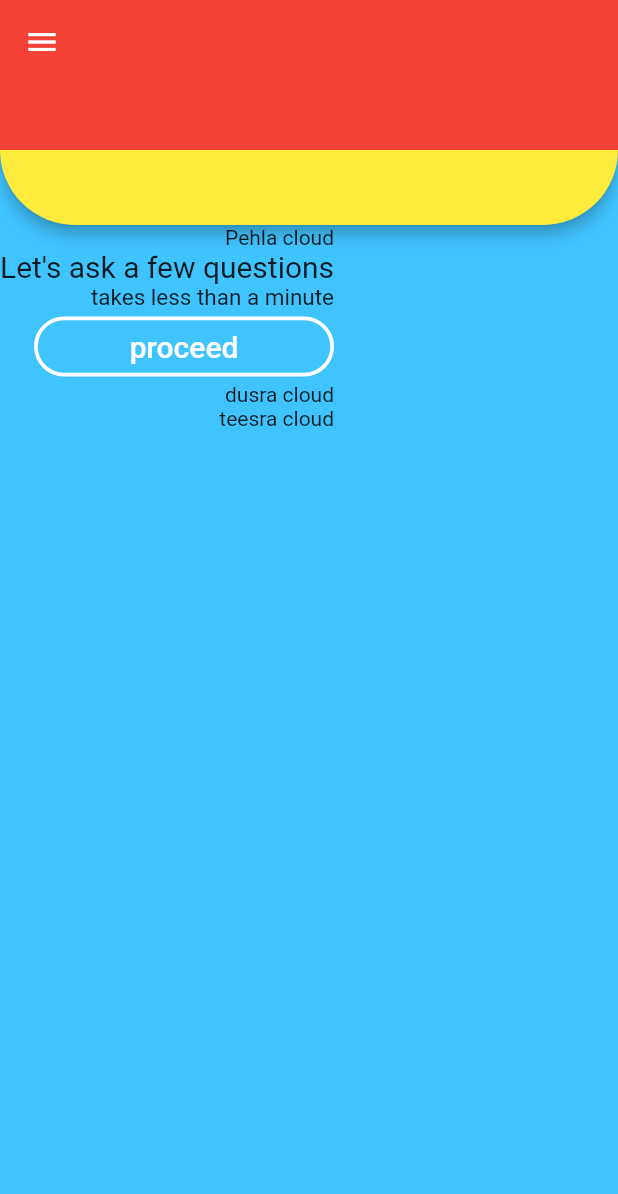
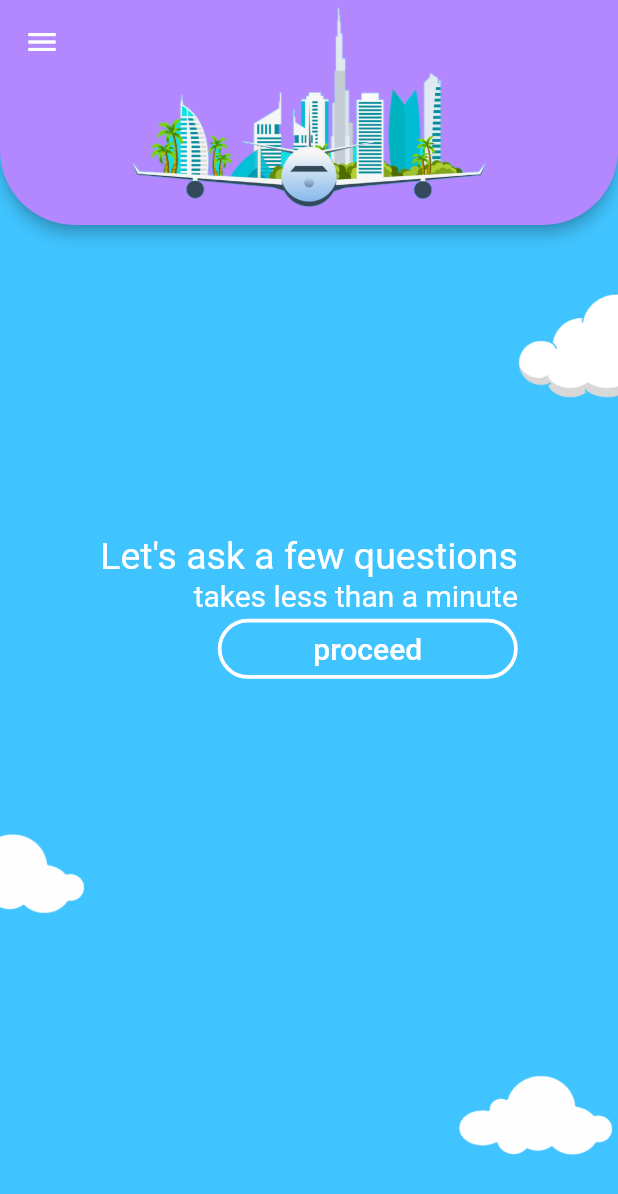
Before and after one commit to aakzsh/netravellers, a Flutter app: the screen it shows after launch, after a tap on "Start Exploring !", on a phone screen of 412 x 824 dp. Shown: the top 1194 px of the screen. Run offline on Flutter 3.47's test engine with Material 2 defaults, Android fonts, the light colour scheme and no system bars; our stand-ins replace cloud_firestore, firebase_core, firebase_storage; accounts and stored records are empty.

Commit message:
update files

```diff
--- a/lib/mainscreen.dart
+++ b/lib/mainscreen.dart
@@ -21,12 +21,8 @@ class _MainscreenState extends State<Mainscreen> {
      appBar: PreferredSize(
          preferredSize: Size.fromHeight(150.0), // here the desired height
          child: AppBar(
-           backgroundColor: Colors.yellow,
-           flexibleSpace: Container(
-height: 100,
-             color: Colors.red,
-
-           ),
+           backgroundColor: Colors.deepPurpleAccent[100],
+           flexibleSpace: Image.asset("assets/dubai.png"),
            shape:  RoundedRectangleBorder(
              borderRadius: BorderRadius.vertical(bottom: Radius.circular( 50.0)),
 
@@ -35,15 +31,24 @@ height: 100,
      ),
 
         body: Container(
+width: double.infinity,
           color: Colors.lightBlueAccent[200],
-          child: Column(
+          child:  Column(
+            mainAxisAlignment: MainAxisAlignment.spaceAround,
+            crossAxisAlignment: CrossAxisAlignment.center,
+            children: <Widget>[
+
+             Row(
+               mainAxisAlignment: MainAxisAlignment.end,
+               children: <Widget>[
+                 Image.asset("assets/1.png", height: 70.0,),
+               ],
+             ),
+Column(
   crossAxisAlignment: CrossAxisAlignment.end,
   children: <Widget>[
-
-              Text("Pehla cloud"),
-
-              Text("Let's ask a few questions",style: TextStyle(fontSize: 20.0),),
-              Text("takes less than a minute",style: TextStyle(fontSize: 15.0),),
+    Text("Let's ask a few questions",style: TextStyle(fontSize: 25.0, color: Colors.white), ),
+    Text("takes less than a minute",style: TextStyle(fontSize: 20.0, color: Colors.white),),
     MaterialButton(
 
       elevation: 0.0,
@@ -73,10 +78,23 @@ height: 100,
       color: Colors.black.withOpacity(0.0),
 
     ),
+  ],
+),
 
 
-              Text("dusra cloud"),
-              Text("teesra cloud"),
+
+              Row(
+                mainAxisAlignment: MainAxisAlignment.start,
+                children: <Widget>[
+                  Image.asset("assets/2.png", height: 70.0,),
+                ],
+              ),
+              Row(
+                mainAxisAlignment: MainAxisAlignment.end,
+                children: <Widget>[
+                  Image.asset("assets/3.png", height: 70.0,),
+                ],
+              ),
             ],
           ),
         ),
```
Also changed, not shown: lib/main_drawer.dart (+1 -152 lines), assets/1.png (added), assets/2.png (added), assets/3.png (added), assets/bghome.jpg (added), assets/dubai.png (added). Lines whose indentation alone changed are shown as unchanged.
